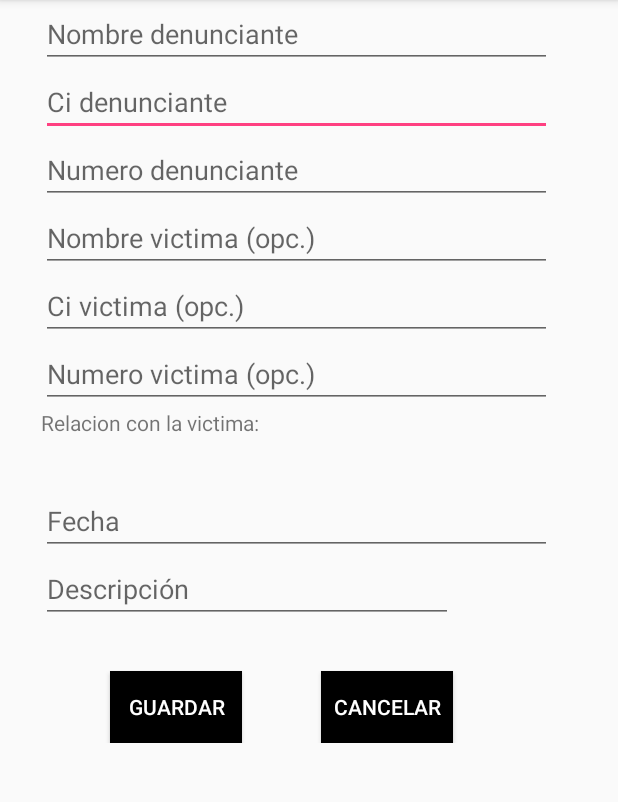
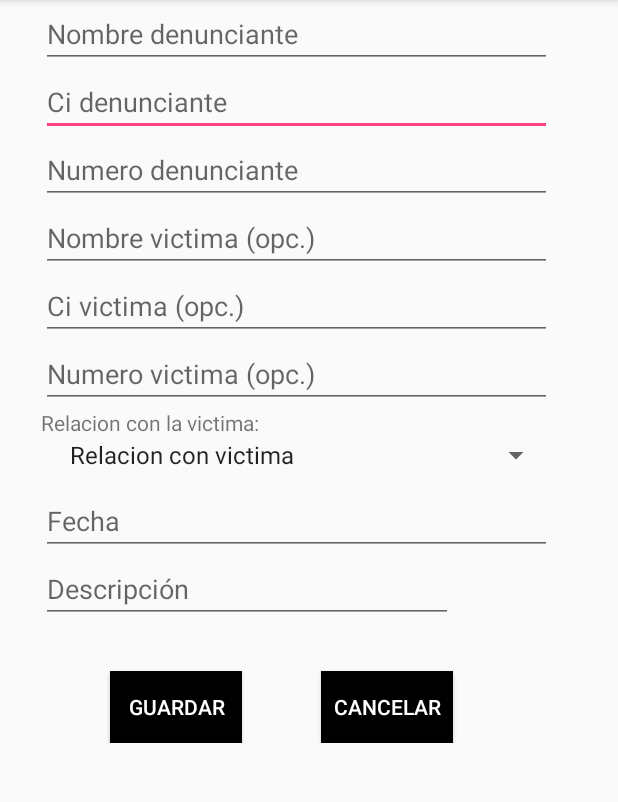
Before and after one commit to dannidanna/warmi, an Android app: the DenunciaActivity screen opened directly, with no data from a screen before it, after a tap on "GUARDAR", on a phone screen of 412 x 824 dp, the part 84-886 px from its top. Run offline under Robolectric (Android 15) with nearby library versions, the phone set to English and light mode, and no system bars; our stand-ins replace Firebase (no records; nobody signed in at launch, a user with empty details on screens opened directly).

Commit message:
Denuncia

```diff
--- a/Warmi/app/src/main/java/app/warmi/rodriguez/danny/warmi/DenunciaActivity.java
+++ b/Warmi/app/src/main/java/app/warmi/rodriguez/danny/warmi/DenunciaActivity.java
@@ -4,8 +4,11 @@ import android.content.Intent;
 import android.os.Bundle;
 import android.support.v7.app.AppCompatActivity;
 import android.view.View;
+import android.widget.AdapterView;
+import android.widget.ArrayAdapter;
 import android.widget.Button;
 import android.widget.EditText;
+import android.widget.Spinner;
 
 import com.google.firebase.database.DatabaseReference;
 import com.google.firebase.database.FirebaseDatabase;
@@ -18,17 +21,16 @@ public class DenunciaActivity extends AppCompatActivity {
 
     Button btnGuardar;
     Button btnCancelar;
-
-    Denuncia denuncia;
-    Persona perDenunciante;
-    Persona perVictima;
-
-    EditText denunciante;
-    EditText victima;
-    Number ciDenunciante;
-    Number ciVictima;
-    Number telDenunciante;
-    Number telVictima;
+    EditText nomDen;
+    EditText ciDen;
+    EditText telDen;
+    EditText nomVic;
+    EditText ciVic;
+    EditText telVic;
+    EditText descrip;
+    EditText fecha;
+    Spinner relacion;
+    String relaciones[] = {"Relacion con victima", "Esposo", "Hermana(o)"};
 
     public DenunciaActivity() {
     }
@@ -38,19 +40,50 @@ public class DenunciaActivity extends AppCompatActivity {
     protected void onCreate(Bundle savedInstanceState) {
         super.onCreate(savedInstanceState);
         setContentView(R.layout.activity_denuncia);
+
+
         FirebaseDatabase database = FirebaseDatabase.getInstance();
         final DatabaseReference reference = database.getReference();
+        relacion = (Spinner) findViewById(R.id.relacion);
+        ArrayAdapter<String> adapter = new ArrayAdapter<String>(this, android.R.layout.simple_spinner_item, relaciones);
+        relacion.setAdapter(adapter);
+        relacion.setOnItemSelectedListener(new AdapterView.OnItemSelectedListener() {
+            @Override
+            public void onItemSelected(AdapterView<?> adapterView, View view, int i, long l) {
+
+            }
+
+            @Override
+            public void onNothingSelected(AdapterView<?> adapterView) {
+
+            }
+        });
 
         btnGuardar = (Button) findViewById(R.id.btnGuardar);
         btnGuardar.setOnClickListener(new View.OnClickListener() {
             @Override
             public void onClick(View view) {
 
-                Persona denunciante = new Persona("Danny", 2345, 4365141);
-                Persona victima = new Persona("Maria", 8473, 7349924);
-                Denuncia denuncia = new Denuncia(denunciante, victima, "Hostigamiento laboral", "06/09/17", "Ninguna");
-                Denuncia denuncia2 = new Denuncia(denunciante, victima, "Mala madre ", "15/09/17", "Ninguna");
+                nomDen = (EditText) findViewById(R.id.nomDen);
+                String nombreDenunciante = nomDen.getText().toString();
+                ciDen = (EditText) findViewById(R.id.ciDen);
+                String ciDenunciante = ciDen.getText().toString();
+                telDen = (EditText) findViewById(R.id.numDen);
+                String telefonoDenunciante = telDen.getText().toString();
+                nomVic = (EditText) findViewById(R.id.nomVic);
+                String nombreVictima = nomVic.getText().toString();
+                ciVic = (EditText) findViewById(R.id.ciVic);
+                String ciVictima = ciVic.getText().toString();
+                telVic = (EditText) findViewById(R.id.numVic);
+                String telefonoVictima = telVic.getText().toString();
+                descrip = (EditText) findViewById(R.id.descDen);
+                String descripcionDen = descrip.getText().toString();
+                fecha = (EditText) findViewById(R.id.fechaDen);
+                String fechaDen = fecha.getText().toString();
 
+                Persona denunciante = new Persona(nombreDenunciante, ciDenunciante, telefonoDenunciante);
+                Persona victima = new Persona(nombreVictima, ciVictima, telefonoVictima);
+                Denuncia denuncia = new Denuncia(denunciante, victima, descripcionDen, fechaDen, "Ninguna");
                 reference.child(FirebaseReferences.DENUNCIA_REFE).push().setValue(denuncia);
 
             }
--- a/Warmi/app/src/main/java/app/warmi/rodriguez/danny/warmi/Objects/Persona.java
+++ b/Warmi/app/src/main/java/app/warmi/rodriguez/danny/warmi/Objects/Persona.java
@@ -7,13 +7,13 @@ package app.warmi.rodriguez.danny.warmi.Objects;
 public class Persona {
 
     String nombre;
-    int ci;
-    int telefono;
+    String ci;
+    String telefono;
 
-    public Persona(){
+    public Persona() {
     }
 
-    public Persona(String nombre, int ci, int telefono) {
+    public Persona(String nombre, String ci, String telefono) {
         this.nombre = nombre;
         this.ci = ci;
         this.telefono = telefono;
@@ -27,19 +27,19 @@ public class Persona {
         this.nombre = nombre;
     }
 
-    public int getCi() {
+    public String getCi() {
         return ci;
     }
 
-    public void setCi(int ci) {
+    public void setCi(String ci) {
         this.ci = ci;
     }
 
-    public int getTelefono() {
+    public String getTelefono() {
         return telefono;
     }
 
-    public void setTelefono(int telefono) {
+    public void setTelefono(String telefono) {
         this.telefono = telefono;
     }
 }
--- a/Warmi/app/src/main/res/layout/activity_denuncia.xml
+++ b/Warmi/app/src/main/res/layout/activity_denuncia.xml
@@ -157,5 +157,15 @@
             android:text="Cancelar"
             android:textColor="@android:color/background_light" />
 
+        <Spinner
+            android:id="@+id/relacion"
+            android:layout_width="match_parent"
+            android:layout_height="wrap_content"
+            android:layout_alignLeft="@+id/textView2"
+            android:layout_alignStart="@+id/textView2"
+            android:layout_below="@+id/textView2"
+            android:layout_marginLeft="11dp"
+            android:layout_marginStart="11dp" />
+
     </RelativeLayout>
 </android.support.constraint.ConstraintLayout>
```
